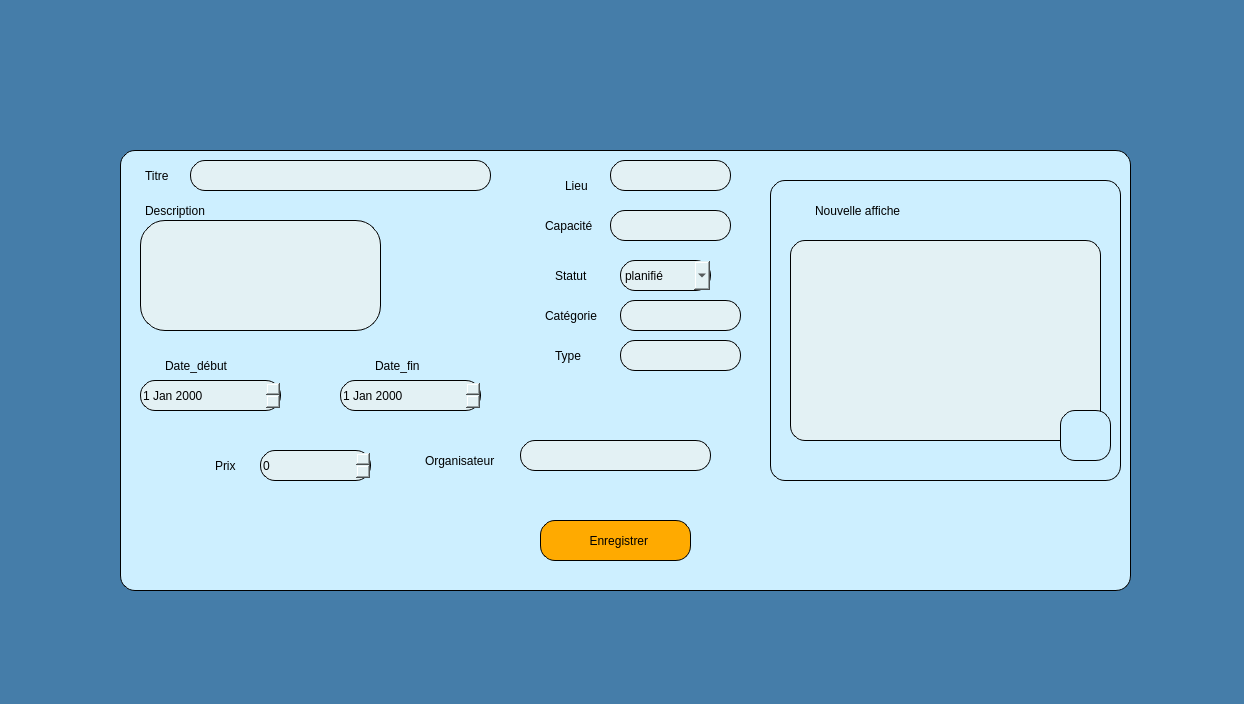
Before: the Qt Designer form dialog.ui in PCPP2425-esprit2A7/2a7-smart-shopping-center, drawn with Qt 5.
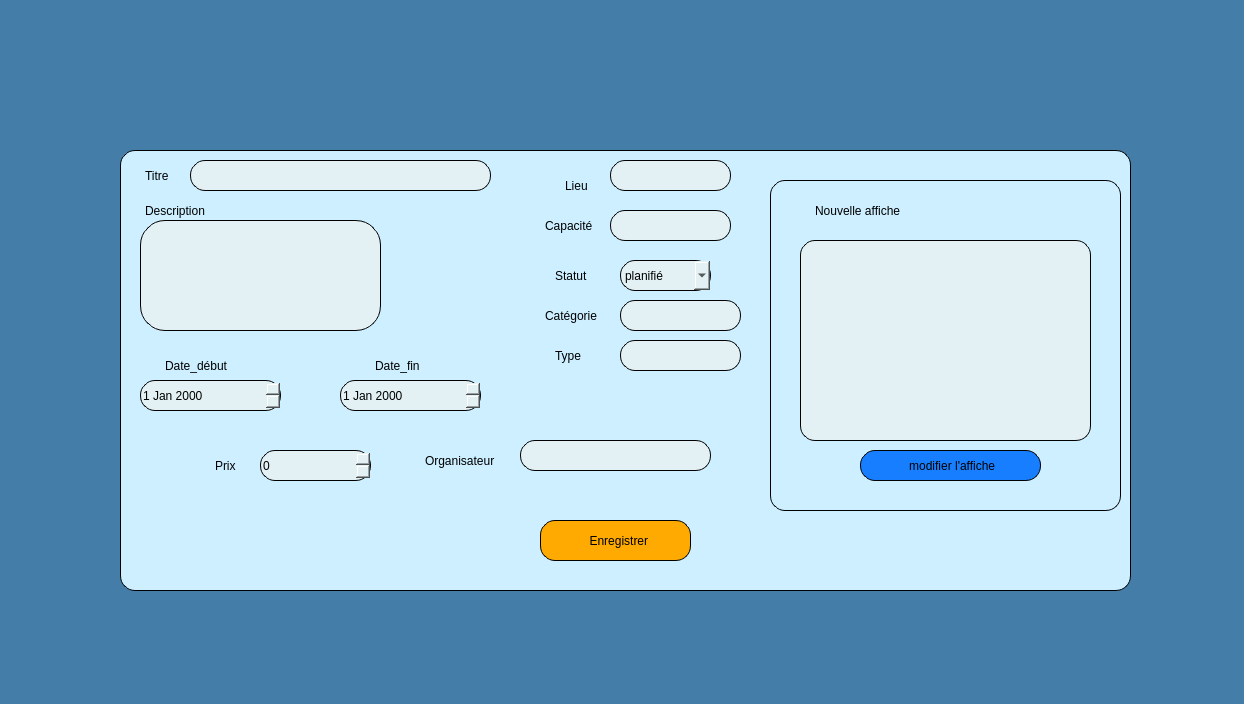
After: the same form once the commit is applied. Icons and pictures are not drawn.

What changed in the file:
```diff
--- a/dialog.ui
+++ b/dialog.ui
@@ -498,7 +498,7 @@
        <x>650</x>
        <y>30</y>
        <width>351</width>
-       <height>301</height>
+       <height>331</height>
       </rect>
      </property>
      <property name="styleSheet">
@@ -525,12 +525,12 @@
        <string>Nouvelle affiche </string>
       </property>
      </widget>
-     <widget class="QLabel" name="affichel">
+     <widget class="QPushButton" name="pushButton_affiche">
       <property name="geometry">
        <rect>
-        <x>20</x>
+        <x>30</x>
         <y>60</y>
-        <width>311</width>
+        <width>291</width>
         <height>201</height>
        </rect>
       </property>
@@ -539,7 +539,8 @@
 border: 1px solid noir ; /* Ajoute une bordure */
 border-image-source: linear-gradient(to right, black, white); /* Définir le gradient */
 border-image-slice: 1; /* Permet d'appliquer le gradient sur toute la bordure */
-border-radius: 15px; /* Ajuste selon le degré d'arrondi souhaité */</string>
+border-radius: 15px; /* Ajuste selon le degré d'arrondi souhaité */
+</string>
       </property>
       <property name="text">
        <string/>
@@ -548,24 +549,25 @@
      <widget class="QPushButton" name="pushButton_choisirImage_3">
       <property name="geometry">
        <rect>
-        <x>290</x>
-        <y>230</y>
-        <width>51</width>
-        <height>51</height>
+        <x>90</x>
+        <y>270</y>
+        <width>181</width>
+        <height>31</height>
        </rect>
       </property>
+      <property name="styleSheet">
+       <string notr="true">font: 900 9pt &quot;Arial&quot;;
+background-color: rgb(23, 127, 255);
+
+border-radius: 15px; /* Ajuste selon le degré d'arrondi souhaité */
+border: 1px solid noir ; /* Ajoute une bordure */</string>
+      </property>
       <property name="text">
-       <string/>
+       <string> modifier l'affiche</string>
       </property>
       <property name="icon">
        <iconset resource="img.qrc">
-        <normaloff>:/Downloads/ajt.png</normaloff>:/Downloads/ajt.png</iconset>
-      </property>
-      <property name="iconSize">
-       <size>
-        <width>50</width>
-        <height>50</height>
-       </size>
+        <normaloff>:/Downloads/7398464-removebg-preview.png</normaloff>:/Downloads/7398464-removebg-preview.png</iconset>
       </property>
      </widget>
     </widget>
```
Left out of the diff: 2 changed lines with no effect on the pictures.
